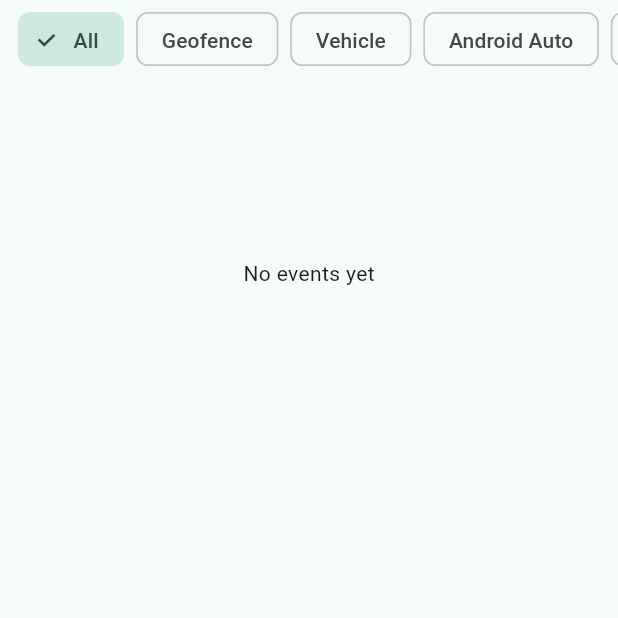
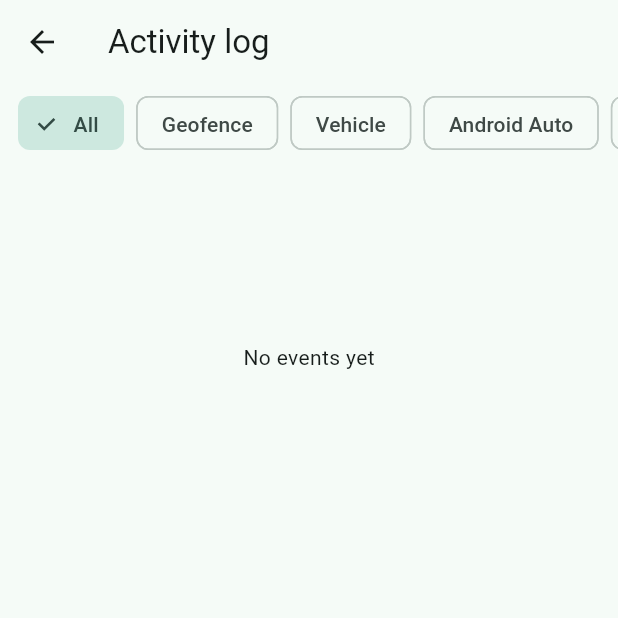
Before and after one commit to SanuSanal/gatekeeper, a Flutter app: the LogsScreen screen opened directly with empty values, on a phone screen of 412 x 824 dp, the top half of it. Run offline on Flutter 3.47's test engine with Material 3 defaults, Android fonts, the phone set to English and light mode, and no system bars; our stand-ins replace flutter_map, latlong2, permission_handler, shared_preferences; accounts and stored records are empty; statements that could not run were skipped; project files that could hold a hidden picture were left out.

Commit message:
Move the activity log into Settings > Test & diagnostics
The Status screen already shows the last trigger and last call, so the
full log is a diagnostic tool rather than a main tab. The bottom bar now
has Status and Settings; the log opens from an always-visible row in the
renamed Test & diagnostics section.

Co-Authored-By: Claude Opus 5.5 <noreply@anthropic.com>

```diff
--- a/lib/src/features/logs/logs_screen.dart
+++ b/lib/src/features/logs/logs_screen.dart
@@ -80,7 +80,9 @@ class _LogsScreenState extends State<LogsScreen> {
     final scheme = Theme.of(context).colorScheme;
     final allowed = _filters[_filter];
     final visible = allowed == null ? _entries : _entries.where((e) => allowed.contains(e.category)).toList();
-    return Column(
+    return Scaffold(
+      appBar: AppBar(title: const Text('Activity log')),
+      body: Column(
         children: [
           SizedBox(
             height: 52,
@@ -105,10 +107,12 @@ class _LogsScreenState extends State<LogsScreen> {
             child: RefreshIndicator(
               onRefresh: _load,
               child: visible.isEmpty
-                ? ListView(children: const [
+                  ? ListView(
+                      children: const [
                         SizedBox(height: 120),
                         Center(child: Text('No events yet')),
-                  ])
+                      ],
+                    )
                   : ListView.separated(
                       itemCount: visible.length,
                       separatorBuilder: (_, _) => const Divider(height: 1, indent: 56),
@@ -119,13 +123,16 @@ class _LogsScreenState extends State<LogsScreen> {
                           dense: true,
                           leading: Icon(_icon(e.category), color: isError ? scheme.error : scheme.onSurfaceVariant),
                           title: Text(e.message),
-                        subtitle: Text('${Labels.time(e.timestamp)} · ${e.category.toLowerCase().replaceAll('_', ' ')}'),
+                          subtitle: Text(
+                            '${Labels.time(e.timestamp)} · ${e.category.toLowerCase().replaceAll('_', ' ')}',
+                          ),
                         );
                       },
                     ),
             ),
           ),
         ],
+      ),
     );
   }
 }
```
Also changed, not shown: lib/app.dart (+2 -5 lines), lib/src/features/settings/settings_screen.dart (+11 -1 lines), 4 other files. Lines whose indentation alone changed are shown as unchanged.
